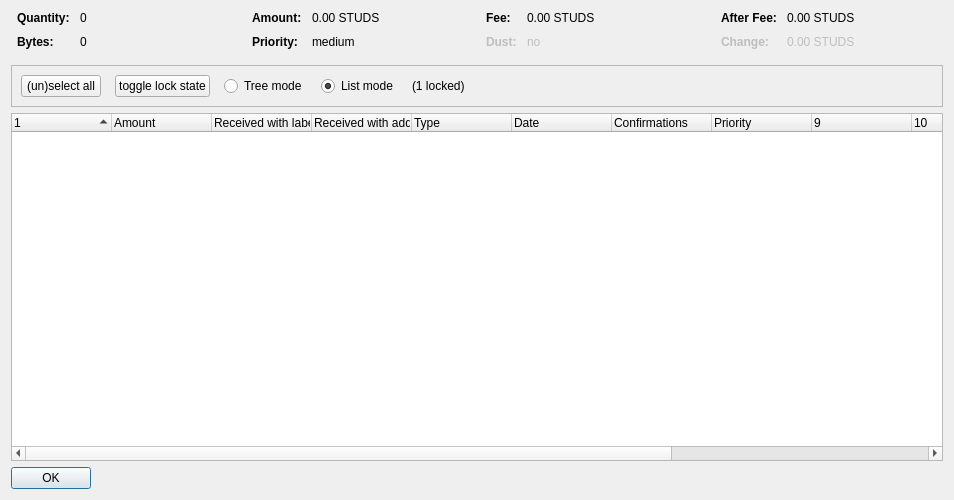
First picture: the form in src/qt/forms/coincontroldialog.ui, repository studscoin/STUDS, before the edit.
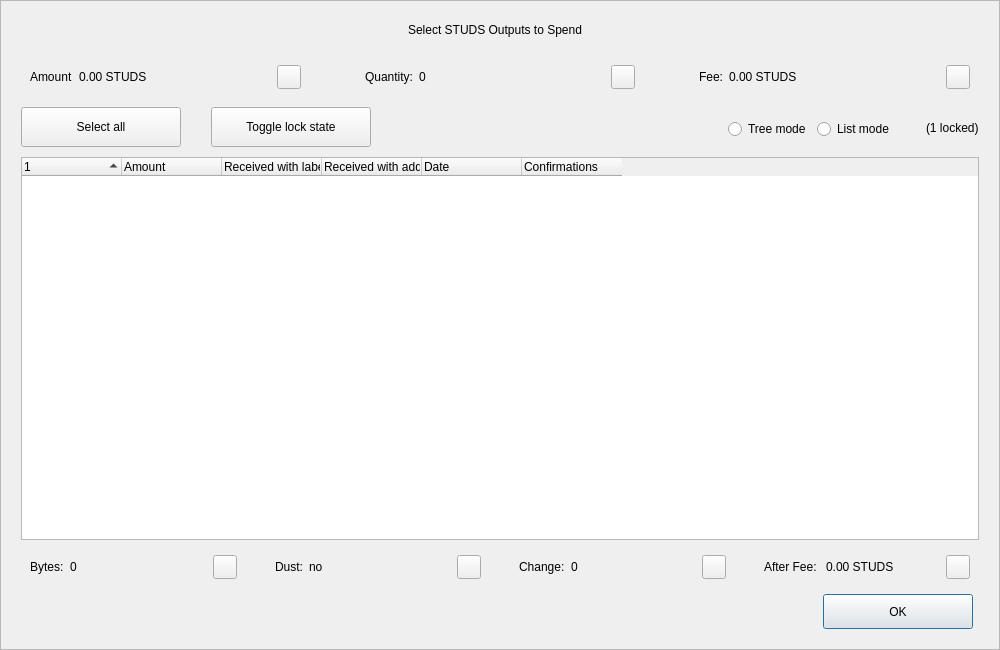
Second picture: the form after the edit. Custom widgets are drawn as their Qt base class.

```diff
--- a/src/qt/forms/coincontroldialog.ui
+++ b/src/qt/forms/coincontroldialog.ui
@@ -6,50 +6,204 @@
    <rect>
     <x>0</x>
     <y>0</y>
-    <width>954</width>
-    <height>500</height>
+    <width>1000</width>
+    <height>650</height>
    </rect>
   </property>
+  <property name="minimumSize">
+   <size>
+    <width>950</width>
+    <height>650</height>
+   </size>
+  </property>
   <property name="windowTitle">
    <string>Coin Selection</string>
   </property>
+  <property name="styleSheet">
+   <string notr="true"/>
+  </property>
   <layout class="QVBoxLayout" name="verticalLayout">
-   <item>
-    <layout class="QHBoxLayout" name="horizontalLayoutTop" stretch="0,0,0,0">
+   <property name="spacing">
+    <number>0</number>
+   </property>
+   <property name="leftMargin">
+    <number>0</number>
+   </property>
      <property name="topMargin">
       <number>0</number>
      </property>
+   <property name="rightMargin">
+    <number>0</number>
+   </property>
      <property name="bottomMargin">
-      <number>10</number>
+    <number>0</number>
      </property>
      <item>
-      <layout class="QFormLayout" name="formLayoutCoinControl1">
-       <property name="horizontalSpacing">
-        <number>10</number>
-       </property>
-       <property name="verticalSpacing">
-        <number>10</number>
-       </property>
+    <widget class="QFrame" name="frameContainer">
+     <property name="toolTipDuration">
+      <number>0</number>
+     </property>
+     <property name="frameShape">
+      <enum>QFrame::StyledPanel</enum>
+     </property>
+     <property name="frameShadow">
+      <enum>QFrame::Raised</enum>
+     </property>
+     <layout class="QVBoxLayout" name="verticalLayout_2">
        <property name="leftMargin">
-        <number>6</number>
+       <number>0</number>
        </property>
        <property name="rightMargin">
-        <number>6</number>
-       </property>
-       <item row="0" column="0">
+       <number>0</number>
+      </property>
+      <property name="bottomMargin">
+       <number>20</number>
+      </property>
+      <item>
+       <layout class="QHBoxLayout" name="horizontalLayout_12">
+        <property name="spacing">
+         <number>0</number>
+        </property>
+        <property name="leftMargin">
+         <number>20</number>
+        </property>
+        <property name="rightMargin">
+         <number>30</number>
+        </property>
+        <item>
+         <spacer name="horizontalSpacer_4">
+          <property name="orientation">
+           <enum>Qt::Horizontal</enum>
+          </property>
+          <property name="sizeHint" stdset="0">
+           <size>
+            <width>40</width>
+            <height>20</height>
+           </size>
+          </property>
+         </spacer>
+        </item>
+        <item>
+         <widget class="QLabel" name="labelTitle">
+          <property name="minimumSize">
+           <size>
+            <width>0</width>
+            <height>40</height>
+           </size>
+          </property>
+          <property name="maximumSize">
+           <size>
+            <width>16777215</width>
+            <height>40</height>
+           </size>
+          </property>
+          <property name="text">
+           <string>Select STUDS Outputs to Spend</string>
+          </property>
+          <property name="alignment">
+           <set>Qt::AlignCenter</set>
+          </property>
+          <property name="margin">
+           <number>7</number>
+          </property>
+         </widget>
+        </item>
+        <item>
+         <spacer name="horizontalSpacer_5">
+          <property name="orientation">
+           <enum>Qt::Horizontal</enum>
+          </property>
+          <property name="sizeHint" stdset="0">
+           <size>
+            <width>40</width>
+            <height>20</height>
+           </size>
+          </property>
+         </spacer>
+        </item>
+       </layout>
+      </item>
+      <item>
+       <layout class="QHBoxLayout" name="horizontalLayout_8">
+        <property name="leftMargin">
+         <number>20</number>
+        </property>
+        <property name="rightMargin">
+         <number>20</number>
+        </property>
+        <item>
+         <widget class="QWidget" name="layoutAmount" native="true">
+          <layout class="QHBoxLayout" name="horizontalLayout_9" stretch="0,1,0">
+           <item>
+            <widget class="QLabel" name="labelCoinControlAmountText">
+             <property name="text">
+              <string>Amount</string>
+             </property>
+            </widget>
+           </item>
+           <item>
+            <widget class="QLabel" name="labelCoinControlAmount">
+             <property name="text">
+              <string>0.00 STUDS</string>
+             </property>
+            </widget>
+           </item>
+           <item alignment="Qt::AlignHCenter|Qt::AlignVCenter">
+            <widget class="QPushButton" name="pushButtonAmount">
+             <property name="minimumSize">
+              <size>
+               <width>0</width>
+               <height>24</height>
+              </size>
+             </property>
+             <property name="maximumSize">
+              <size>
+               <width>24</width>
+               <height>26</height>
+              </size>
+             </property>
+             <property name="focusPolicy">
+              <enum>Qt::NoFocus</enum>
+             </property>
+             <property name="styleSheet">
+              <string notr="true">padding-bottom:2px;
+padding-right:4px;</string>
+             </property>
+             <property name="text">
+              <string/>
+             </property>
+            </widget>
+           </item>
+          </layout>
+         </widget>
+        </item>
+        <item>
+         <spacer name="horizontalSpacer_2">
+          <property name="orientation">
+           <enum>Qt::Horizontal</enum>
+          </property>
+          <property name="sizeType">
+           <enum>QSizePolicy::Fixed</enum>
+          </property>
+          <property name="sizeHint" stdset="0">
+           <size>
+            <width>40</width>
+            <height>20</height>
+           </size>
+          </property>
+         </spacer>
+        </item>
+        <item>
+         <widget class="QWidget" name="layoutQuantity" native="true">
+          <layout class="QHBoxLayout" name="horizontalLayout_10" stretch="0,1,0">
+           <item>
         <widget class="QLabel" name="labelCoinControlQuantityText">
-         <property name="font">
-          <font>
-           <weight>75</weight>
-           <bold>true</bold>
-          </font>
-         </property>
          <property name="text">
           <string>Quantity:</string>
          </property>
         </widget>
        </item>
-       <item row="0" column="1">
+           <item>
         <widget class="QLabel" name="labelCoinControlQuantity">
          <property name="cursor">
           <cursorShape>IBeamCursor</cursorShape>
@@ -58,146 +212,66 @@
           <enum>Qt::ActionsContextMenu</enum>
          </property>
          <property name="text">
-          <string notr="true">0</string>
-         </property>
-         <property name="textInteractionFlags">
-          <set>Qt::LinksAccessibleByMouse|Qt::TextSelectableByKeyboard|Qt::TextSelectableByMouse</set>
-         </property>
-        </widget>
-       </item>
-       <item row="1" column="0">
-        <widget class="QLabel" name="labelCoinControlBytesText">
-         <property name="font">
-          <font>
-           <weight>75</weight>
-           <bold>true</bold>
-          </font>
-         </property>
-         <property name="text">
-          <string>Bytes:</string>
-         </property>
-        </widget>
-       </item>
-       <item row="1" column="1">
-        <widget class="QLabel" name="labelCoinControlBytes">
-         <property name="cursor">
-          <cursorShape>IBeamCursor</cursorShape>
-         </property>
-         <property name="contextMenuPolicy">
-          <enum>Qt::ActionsContextMenu</enum>
+              <string>0</string>
+             </property>
+            </widget>
+           </item>
+           <item alignment="Qt::AlignHCenter|Qt::AlignVCenter">
+            <widget class="QPushButton" name="pushButtonQuantity">
+             <property name="minimumSize">
+              <size>
+               <width>0</width>
+               <height>24</height>
+              </size>
+             </property>
+             <property name="maximumSize">
+              <size>
+               <width>24</width>
+               <height>26</height>
+              </size>
+             </property>
+             <property name="focusPolicy">
+              <enum>Qt::NoFocus</enum>
+             </property>
+             <property name="styleSheet">
+              <string notr="true">padding-bottom:2px;
+               padding-right:4px;</string>
          </property>
          <property name="text">
-          <string notr="true">0</string>
-         </property>
-         <property name="textInteractionFlags">
-          <set>Qt::LinksAccessibleByMouse|Qt::TextSelectableByKeyboard|Qt::TextSelectableByMouse</set>
-         </property>
+              <string/>
+             </property>
         </widget>
        </item>
       </layout>
+         </widget>
      </item>
      <item>
-      <layout class="QFormLayout" name="formLayoutCoinControl2">
-       <property name="horizontalSpacing">
-        <number>10</number>
-       </property>
-       <property name="verticalSpacing">
-        <number>10</number>
-       </property>
-       <property name="leftMargin">
-        <number>6</number>
-       </property>
-       <property name="rightMargin">
-        <number>6</number>
-       </property>
-       <item row="0" column="0">
-        <widget class="QLabel" name="labelCoinControlAmountText">
-         <property name="font">
-          <font>
-           <weight>75</weight>
-           <bold>true</bold>
-          </font>
-         </property>
-         <property name="text">
-          <string>Amount:</string>
-         </property>
-        </widget>
-       </item>
-       <item row="0" column="1">
-        <widget class="QLabel" name="labelCoinControlAmount">
-         <property name="cursor">
-          <cursorShape>IBeamCursor</cursorShape>
-         </property>
-         <property name="contextMenuPolicy">
-          <enum>Qt::ActionsContextMenu</enum>
-         </property>
-         <property name="text">
-          <string notr="true">0.00 STUDS</string>
-         </property>
-         <property name="textInteractionFlags">
-          <set>Qt::LinksAccessibleByMouse|Qt::TextSelectableByKeyboard|Qt::TextSelectableByMouse</set>
-         </property>
-        </widget>
-       </item>
-       <item row="1" column="0">
-        <widget class="QLabel" name="labelCoinControlPriorityText">
-         <property name="font">
-          <font>
-           <weight>75</weight>
-           <bold>true</bold>
-          </font>
-         </property>
-         <property name="text">
-          <string>Priority:</string>
-         </property>
-        </widget>
-       </item>
-       <item row="1" column="1">
-        <widget class="QLabel" name="labelCoinControlPriority">
-         <property name="cursor">
-          <cursorShape>IBeamCursor</cursorShape>
-         </property>
-         <property name="contextMenuPolicy">
-          <enum>Qt::ActionsContextMenu</enum>
-         </property>
-         <property name="text">
-          <string>medium</string>
-         </property>
-         <property name="textInteractionFlags">
-          <set>Qt::LinksAccessibleByMouse|Qt::TextSelectableByKeyboard|Qt::TextSelectableByMouse</set>
-         </property>
-        </widget>
-       </item>
-      </layout>
-     </item>
+         <spacer name="horizontalSpacer_22">
+          <property name="orientation">
+           <enum>Qt::Horizontal</enum>
+          </property>
+          <property name="sizeType">
+           <enum>QSizePolicy::Fixed</enum>
+          </property>
+          <property name="sizeHint" stdset="0">
+           <size>
+            <width>40</width>
+            <height>20</height>
+           </size>
+          </property>
+         </spacer>
+        </item>
      <item>
-      <layout class="QFormLayout" name="formLayoutCoinControl3">
-       <property name="horizontalSpacing">
-        <number>10</number>
-       </property>
-       <property name="verticalSpacing">
-        <number>10</number>
-       </property>
-       <property name="leftMargin">
-        <number>6</number>
-       </property>
-       <property name="rightMargin">
-        <number>6</number>
-       </property>
-       <item row="0" column="0">
+         <widget class="QWidget" name="layoutFee" native="true">
+          <layout class="QHBoxLayout" name="horizontalLayout_11" stretch="0,1,0">
+           <item>
         <widget class="QLabel" name="labelCoinControlFeeText">
-         <property name="font">
-          <font>
-           <weight>75</weight>
-           <bold>true</bold>
-          </font>
-         </property>
          <property name="text">
           <string>Fee:</string>
          </property>
         </widget>
        </item>
-       <item row="0" column="1">
+           <item>
         <widget class="QLabel" name="labelCoinControlFee">
          <property name="cursor">
           <cursorShape>IBeamCursor</cursorShape>
@@ -206,129 +280,38 @@
           <enum>Qt::ActionsContextMenu</enum>
          </property>
          <property name="text">
-          <string notr="true">0.00 STUDS</string>
-         </property>
-         <property name="textInteractionFlags">
-          <set>Qt::LinksAccessibleByMouse|Qt::TextSelectableByKeyboard|Qt::TextSelectableByMouse</set>
-         </property>
-        </widget>
-       </item>
-       <item row="1" column="0">
-        <widget class="QLabel" name="labelCoinControlLowOutputText">
-         <property name="enabled">
-          <bool>false</bool>
-         </property>
-         <property name="font">
-          <font>
-           <weight>75</weight>
-           <bold>true</bold>
-          </font>
-         </property>
-         <property name="text">
-          <string>Dust:</string>
-         </property>
-        </widget>
-       </item>
-       <item row="1" column="1">
-        <widget class="QLabel" name="labelCoinControlLowOutput">
-         <property name="enabled">
-          <bool>false</bool>
-         </property>
-         <property name="cursor">
-          <cursorShape>IBeamCursor</cursorShape>
-         </property>
-         <property name="contextMenuPolicy">
-          <enum>Qt::ActionsContextMenu</enum>
-         </property>
+              <string>0.00 STUDS</string>
+             </property>
+            </widget>
+           </item>
+           <item alignment="Qt::AlignHCenter|Qt::AlignVCenter">
+            <widget class="QPushButton" name="pushButtonFee">
+             <property name="minimumSize">
+              <size>
+               <width>0</width>
+               <height>24</height>
+              </size>
+             </property>
+             <property name="maximumSize">
+              <size>
+               <width>24</width>
+               <height>26</height>
+              </size>
+             </property>
+             <property name="focusPolicy">
+              <enum>Qt::NoFocus</enum>
+             </property>
+             <property name="styleSheet">
+              <string notr="true">padding-bottom:2px;
+               padding-right:4px;</string>
+             </property>
          <property name="text">
-          <string>no</string>
-         </property>
-         <property name="textInteractionFlags">
-          <set>Qt::LinksAccessibleByMouse|Qt::TextSelectableByKeyboard|Qt::TextSelectableByMouse</set>
-         </property>
+              <string/>
+             </property>
         </widget>
        </item>
       </layout>
-     </item>
-     <item>
-      <layout class="QFormLayout" name="formLayoutCoinControl4">
-       <property name="horizontalSpacing">
-        <number>10</number>
-       </property>
-       <property name="verticalSpacing">
-        <number>10</number>
-       </property>
-       <property name="leftMargin">
-        <number>6</number>
-       </property>
-       <property name="rightMargin">
-        <number>6</number>
-       </property>
-       <item row="0" column="0">
-        <widget class="QLabel" name="labelCoinControlAfterFeeText">
-         <property name="font">
-          <font>
-           <weight>75</weight>
-           <bold>true</bold>
-          </font>
-         </property>
-         <property name="text">
-          <string>After Fee:</string>
-         </property>
-        </widget>
-       </item>
-       <item row="0" column="1">
-        <widget class="QLabel" name="labelCoinControlAfterFee">
-         <property name="cursor">
-          <cursorShape>IBeamCursor</cursorShape>
-         </property>
-         <property name="contextMenuPolicy">
-          <enum>Qt::ActionsContextMenu</enum>
-         </property>
-         <property name="text">
-          <string notr="true">0.00 STUDS</string>
-         </property>
-         <property name="textInteractionFlags">
-          <set>Qt::LinksAccessibleByMouse|Qt::TextSelectableByKeyboard|Qt::TextSelectableByMouse</set>
-         </property>
-        </widget>
-       </item>
-       <item row="1" column="0">
-        <widget class="QLabel" name="labelCoinControlChangeText">
-         <property name="enabled">
-          <bool>false</bool>
-         </property>
-         <property name="font">
-          <font>
-           <weight>75</weight>
-           <bold>true</bold>
-          </font>
-         </property>
-         <property name="text">
-          <string>Change:</string>
-         </property>
-        </widget>
-       </item>
-       <item row="1" column="1">
-        <widget class="QLabel" name="labelCoinControlChange">
-         <property name="enabled">
-          <bool>false</bool>
-         </property>
-         <property name="cursor">
-          <cursorShape>IBeamCursor</cursorShape>
-         </property>
-         <property name="contextMenuPolicy">
-          <enum>Qt::ActionsContextMenu</enum>
-         </property>
-         <property name="text">
-          <string notr="true">0.00 STUDS</string>
-         </property>
-         <property name="textInteractionFlags">
-          <set>Qt::LinksAccessibleByMouse|Qt::TextSelectableByKeyboard|Qt::TextSelectableByMouse</set>
-         </property>
-        </widget>
-       </item>
-      </layout>
+         </widget>
      </item>
     </layout>
    </item>
@@ -340,6 +323,11 @@
        <height>40</height>
       </size>
      </property>
+        <property name="styleSheet">
+         <string notr="true">#frame {
+	border:0;
+}</string>
+        </property>
      <property name="frameShape">
       <enum>QFrame::StyledPanel</enum>
      </property>
@@ -347,10 +335,25 @@
       <enum>QFrame::Sunken</enum>
      </property>
      <layout class="QHBoxLayout" name="horizontalLayout">
+         <property name="spacing">
+          <number>0</number>
+         </property>
+         <property name="leftMargin">
+          <number>20</number>
+         </property>
+         <property name="topMargin">
+          <number>0</number>
+         </property>
+         <property name="rightMargin">
+          <number>20</number>
+         </property>
+         <property name="bottomMargin">
+          <number>0</number>
+         </property>
       <item>
        <layout class="QHBoxLayout" name="horizontalLayoutPanel" stretch="0,0,0,0,0,0">
         <property name="spacing">
-         <number>14</number>
+            <number>20</number>
         </property>
         <item>
          <widget class="QPushButton" name="pushButtonSelectAll">
@@ -360,14 +363,51 @@
             <verstretch>0</verstretch>
            </sizepolicy>
           </property>
+             <property name="minimumSize">
+              <size>
+               <width>160</width>
+               <height>40</height>
+              </size>
+             </property>
+             <property name="maximumSize">
+              <size>
+               <width>16777215</width>
+               <height>40</height>
+              </size>
+             </property>
           <property name="text">
-           <string>(un)select all</string>
+              <string>Select all</string>
+             </property>
+             <property name="checkable">
+              <bool>true</bool>
+             </property>
+             <property name="checked">
+              <bool>false</bool>
+             </property>
+             <property name="autoExclusive">
+              <bool>false</bool>
           </property>
           <property name="autoDefault">
            <bool>false</bool>
           </property>
          </widget>
         </item>
+           <item>
+            <spacer name="horizontalSpacer_6">
+             <property name="orientation">
+              <enum>Qt::Horizontal</enum>
+             </property>
+             <property name="sizeType">
+              <enum>QSizePolicy::Fixed</enum>
+             </property>
+             <property name="sizeHint" stdset="0">
+              <size>
+               <width>10</width>
+               <height>20</height>
+              </size>
+             </property>
+            </spacer>
+           </item>
         <item>
          <widget class="QPushButton" name="pushButtonToggleLock">
           <property name="sizePolicy">
@@ -376,14 +416,60 @@
             <verstretch>0</verstretch>
            </sizepolicy>
           </property>
+             <property name="minimumSize">
+              <size>
+               <width>160</width>
+               <height>40</height>
+              </size>
+             </property>
+             <property name="maximumSize">
+              <size>
+               <width>16777215</width>
+               <height>40</height>
+              </size>
+             </property>
           <property name="text">
-           <string>toggle lock state</string>
+              <string>Toggle lock state</string>
+             </property>
+             <property name="checkable">
+              <bool>true</bool>
+             </property>
+             <property name="autoExclusive">
+              <bool>false</bool>
           </property>
           <property name="autoDefault">
            <bool>false</bool>
           </property>
          </widget>
         </item>
+           <item>
+            <spacer name="horizontalSpacer_7">
+             <property name="orientation">
+              <enum>Qt::Horizontal</enum>
+             </property>
+             <property name="sizeType">
+              <enum>QSizePolicy::Expanding</enum>
+             </property>
+             <property name="sizeHint" stdset="0">
+              <size>
+               <width>30</width>
+               <height>20</height>
+              </size>
+             </property>
+            </spacer>
+           </item>
+           <item alignment="Qt::AlignRight">
+            <widget class="QGroupBox" name="groupBox_2">
+             <property name="styleSheet">
+              <string notr="true">#groupBox_2 {
+    background-color:transparent;
+    border-radius:0;
+}</string>
+             </property>
+             <property name="title">
+              <string/>
+             </property>
+             <layout class="QHBoxLayout" name="horizontalLayout_14">
         <item>
          <widget class="QRadioButton" name="radioTreeMode">
           <property name="sizePolicy">
@@ -409,8 +495,11 @@
            <string>List mode</string>
           </property>
           <property name="checked">
-           <bool>true</bool>
-          </property>
+                 <bool>false</bool>
+                </property>
+               </widget>
+              </item>
+             </layout>
          </widget>
         </item>
         <item>
@@ -420,34 +509,32 @@
           </property>
          </widget>
         </item>
-        <item>
-         <spacer name="horizontalSpacer">
-          <property name="orientation">
-           <enum>Qt::Horizontal</enum>
-          </property>
-          <property name="sizeHint" stdset="0">
-           <size>
-            <width>40</width>
-            <height>20</height>
-           </size>
-          </property>
-         </spacer>
-        </item>
        </layout>
       </item>
      </layout>
     </widget>
    </item>
+      <item>
+       <layout class="QHBoxLayout" name="horizontalLayout_13">
+        <property name="leftMargin">
+         <number>20</number>
+        </property>
+        <property name="rightMargin">
+         <number>20</number>
+        </property>
    <item>
     <widget class="CoinControlTreeWidget" name="treeWidget">
      <property name="contextMenuPolicy">
       <enum>Qt::CustomContextMenu</enum>
      </property>
+          <property name="styleSheet">
+           <string notr="true"/>
+          </property>
      <property name="sortingEnabled">
       <bool>false</bool>
      </property>
      <property name="columnCount">
-      <number>13</number>
+           <number>6</number>
      </property>
      <attribute name="headerShowSortIndicator" stdset="0">
       <bool>true</bool>
@@ -475,11 +562,6 @@
        <string>Received with address</string>
       </property>
      </column>
-     <column>
-      <property name="text">
-       <string>Type</string>
-      </property>
-     </column>
      <column>
       <property name="text">
        <string>Date</string>
@@ -493,52 +575,247 @@
        <string>Confirmed</string>
       </property>
      </column>
-     <column>
+         </widget>
+        </item>
+       </layout>
+      </item>
+      <item>
+       <layout class="QHBoxLayout" name="horizontalLayout_3">
+        <property name="spacing">
+         <number>20</number>
+        </property>
+        <property name="leftMargin">
+         <number>20</number>
+        </property>
+        <property name="rightMargin">
+         <number>20</number>
+        </property>
+        <item>
+         <widget class="QWidget" name="layoutBytes" native="true">
+          <layout class="QHBoxLayout" name="horizontalLayout_4" stretch="0,1,0">
+           <item>
+            <widget class="QLabel" name="labelCoinControlBytesText">
       <property name="text">
-       <string>Priority</string>
-      </property>
-     </column>
-     <column>
+              <string>Bytes:</string>
+             </property>
+            </widget>
+           </item>
+           <item>
+            <widget class="QLabel" name="labelCoinControlBytes">
       <property name="text">
-       <string/>
-      </property>
-     </column>
-     <column>
+              <string>0</string>
+             </property>
+            </widget>
+           </item>
+           <item alignment="Qt::AlignHCenter|Qt::AlignVCenter">
+            <widget class="QPushButton" name="pushButtonBytes">
+             <property name="minimumSize">
+              <size>
+               <width>0</width>
+               <height>24</height>
+              </size>
+             </property>
+             <property name="maximumSize">
+              <size>
+               <width>24</width>
+               <height>26</height>
+              </size>
+             </property>
+             <property name="focusPolicy">
+              <enum>Qt::NoFocus</enum>
+             </property>
+             <property name="styleSheet">
+              <string notr="true">padding-bottom:2px;
+               padding-right:4px;</string>
+             </property>
       <property name="text">
        <string/>
       </property>
-     </column>
-     <column>
+            </widget>
+           </item>
+          </layout>
+         </widget>
+        </item>
+        <item>
+         <widget class="QWidget" name="layoutDust" native="true">
+          <layout class="QHBoxLayout" name="horizontalLayout_5" stretch="0,1,0">
+           <item>
+            <widget class="QLabel" name="labelCoinControlLowOutputText">
       <property name="text">
+              <string>Dust:</string>
+             </property>
+            </widget>
+           </item>
+           <item>
+            <widget class="QLabel" name="labelCoinControlLowOutput">
+             <property name="text">
+              <string>no</string>
+             </property>
+            </widget>
+           </item>
+           <item alignment="Qt::AlignHCenter|Qt::AlignVCenter">
+            <widget class="QPushButton" name="pushButtonDust">
+             <property name="minimumSize">
+              <size>
+               <width>0</width>
+               <height>24</height>
+              </size>
+             </property>
+             <property name="maximumSize">
+              <size>
+               <width>24</width>
+               <height>26</height>
+              </size>
+             </property>
+             <property name="focusPolicy">
+              <enum>Qt::NoFocus</enum>
+             </property>
+             <property name="styleSheet">
+              <string notr="true">padding-bottom:2px;
+               padding-right:4px;</string>
+             </property>
+             <property name="text">
        <string/>
       </property>
-     </column>
-     <column>
+            </widget>
+           </item>
+          </layout>
+         </widget>
+        </item>
+        <item>
+         <widget class="QWidget" name="layoutChange" native="true">
+          <layout class="QHBoxLayout" name="horizontalLayout_6" stretch="0,1,0">
+           <item>
+            <widget class="QLabel" name="labelCoinControlChangeText">
       <property name="text">
+              <string>Change:</string>
+             </property>
+            </widget>
+           </item>
+           <item>
+            <widget class="QLabel" name="labelCoinControlChange">
+             <property name="text">
+              <string>0</string>
+             </property>
+            </widget>
+           </item>
+           <item alignment="Qt::AlignHCenter|Qt::AlignVCenter">
+            <widget class="QPushButton" name="pushButtonChange">
+             <property name="minimumSize">
+              <size>
+               <width>0</width>
+               <height>24</height>
+              </size>
+             </property>
+             <property name="maximumSize">
+              <size>
+               <width>24</width>
+               <height>26</height>
+              </size>
+             </property>
+             <property name="focusPolicy">
+              <enum>Qt::NoFocus</enum>
+             </property>
+             <property name="styleSheet">
+              <string notr="true">padding-bottom:2px;
+               padding-right:4px;</string>
+             </property>
+             <property name="text">
        <string/>
       </property>
-     </column>
-     <column>
+            </widget>
+           </item>
+          </layout>
+         </widget>
+        </item>
+        <item>
+         <widget class="QWidget" name="layoutAfter" native="true">
+          <layout class="QHBoxLayout" name="horizontalLayout_7" stretch="0,1,0">
+           <item>
+            <widget class="QLabel" name="labelCoinControlAfterFeeText">
       <property name="text">
+              <string>After Fee: </string>
+             </property>
+            </widget>
+           </item>
+           <item>
+            <widget class="QLabel" name="labelCoinControlAfterFee">
+             <property name="text">
+              <string>0.00 STUDS</string>
+             </property>
+            </widget>
+           </item>
+           <item alignment="Qt::AlignHCenter|Qt::AlignVCenter">
+            <widget class="QPushButton" name="pushButtonAlterFee">
+             <property name="minimumSize">
+              <size>
+               <width>0</width>
+               <height>24</height>
+              </size>
+             </property>
+             <property name="maximumSize">
+              <size>
+               <width>24</width>
+               <height>26</height>
+              </size>
+             </property>
+             <property name="focusPolicy">
+              <enum>Qt::NoFocus</enum>
+             </property>
+             <property name="styleSheet">
+              <string notr="true">padding-bottom:2px;
+               padding-right:4px;</string>
+             </property>
+             <property name="text">
        <string/>
       </property>
-     </column>
-    </widget>
-   </item>
+            </widget>
+           </item>
+          </layout>
+         </widget>
+        </item>
+       </layout>
+      </item>
    <item>
-    <widget class="QDialogButtonBox" name="buttonBox">
-     <property name="sizePolicy">
-      <sizepolicy hsizetype="Maximum" vsizetype="Fixed">
-       <horstretch>0</horstretch>
-       <verstretch>0</verstretch>
-      </sizepolicy>
-     </property>
+       <layout class="QHBoxLayout" name="horizontalLayout_2">
+        <property name="spacing">
+         <number>0</number>
+        </property>
+        <property name="leftMargin">
+         <number>20</number>
+        </property>
+        <property name="rightMargin">
+         <number>26</number>
+        </property>
+        <item>
+         <spacer name="horizontalSpacer_3">
      <property name="orientation">
       <enum>Qt::Horizontal</enum>
      </property>
-     <property name="standardButtons">
-      <set>QDialogButtonBox::Ok</set>
-     </property>
+          <property name="sizeHint" stdset="0">
+           <size>
+            <width>558</width>
+            <height>20</height>
+           </size>
+          </property>
+         </spacer>
+        </item>
+        <item>
+         <widget class="QPushButton" name="pushButtonOk">
+          <property name="minimumSize">
+           <size>
+            <width>150</width>
+            <height>35</height>
+           </size>
+          </property>
+          <property name="text">
+           <string>OK</string>
+          </property>
+         </widget>
+        </item>
+       </layout>
+      </item>
+     </layout>
     </widget>
    </item>
   </layout>
```
Left out of the diff: 12 changed lines with no effect on the pictures. Lines whose indentation alone changed are shown as unchanged.
